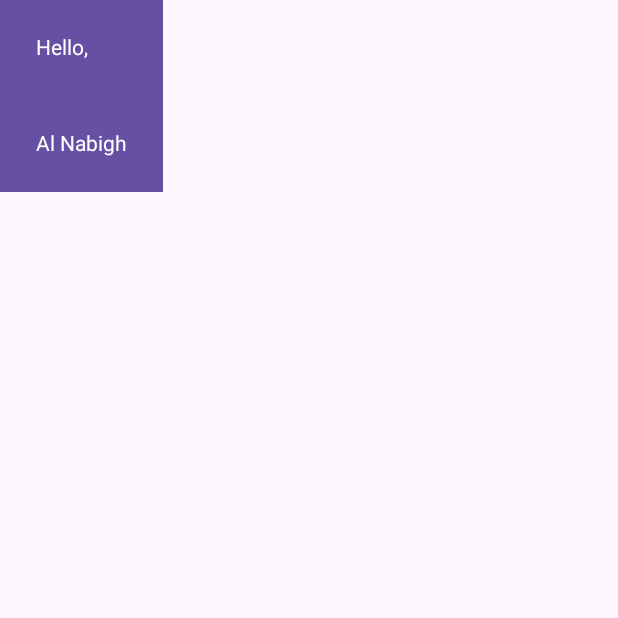
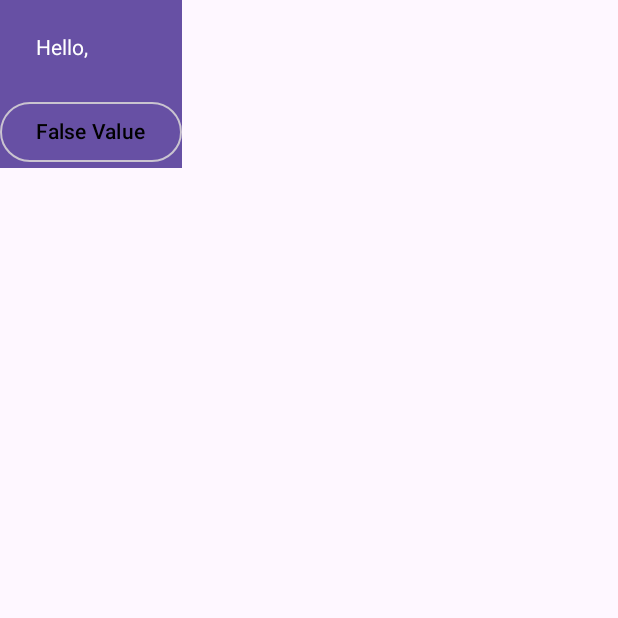
Before and after one commit to Aldiver/HeatGuardApp, an Android app built with Jetpack Compose: the screen it shows after launch (MainActivity), on a phone screen of 412 x 824 dp, the top half of it. Run offline under Robolectric (Android 15) with nearby library versions, the phone set to English and light mode, and no system bars.

Commit message:
some random things

```diff
--- a/app/src/main/java/com/example/heatguardapp/MainActivity.kt
+++ b/app/src/main/java/com/example/heatguardapp/MainActivity.kt
@@ -1,16 +1,20 @@
 package com.example.heatguardapp
 
-import android.bluetooth.le.BluetoothLeScanner
 import android.os.Bundle
 import androidx.activity.ComponentActivity
 import androidx.activity.compose.setContent
 import androidx.compose.foundation.layout.Column
 import androidx.compose.foundation.layout.padding
+import androidx.compose.material3.ButtonColors
 import androidx.compose.material3.MaterialTheme
+import androidx.compose.material3.OutlinedButton
 import androidx.compose.material3.Surface
 import androidx.compose.material3.Text
 import androidx.compose.runtime.Composable
+import androidx.compose.runtime.mutableStateOf
+import androidx.compose.runtime.remember
 import androidx.compose.ui.Modifier
+import androidx.compose.ui.graphics.Color
 import androidx.compose.ui.tooling.preview.Preview
 import androidx.compose.ui.unit.dp
 
@@ -32,10 +36,13 @@ fun WelcomeScreen(){
 
 @Composable
 fun MessageCard(name: String) {
+    val expanded = remember { (mutableStateOf<Boolean>(false)) }
     Surface(color = MaterialTheme.colorScheme.primary) {
         Column {
             Text(text = "Hello, ", modifier = Modifier.padding(24.dp))
-            Text(text = name, modifier = Modifier.padding(24.dp))
+            OutlinedButton(onClick = { expanded.value = !expanded.value }) {
+                Text(if(expanded.value) "True Value" else "False Value", color = Color.Black)
+            }
         }
     }
 }
```
